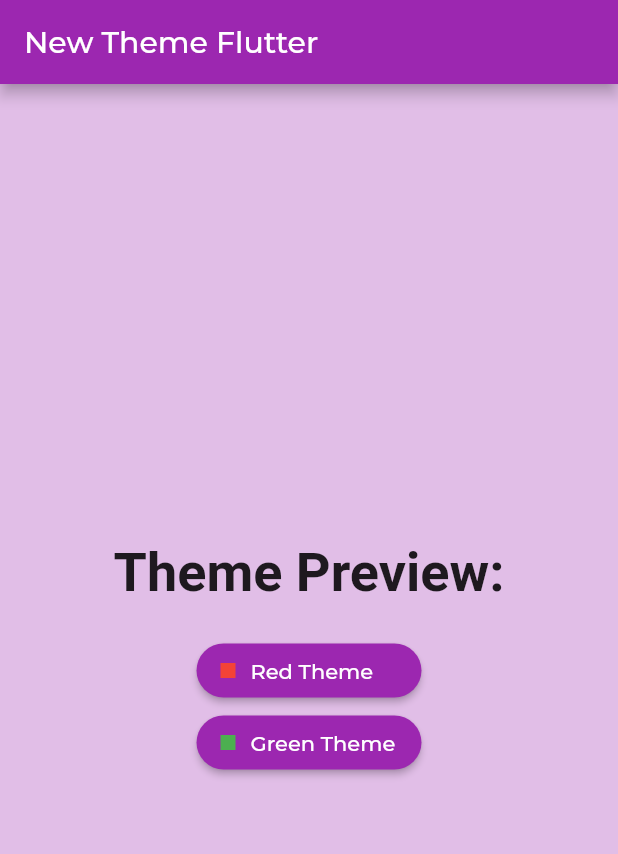
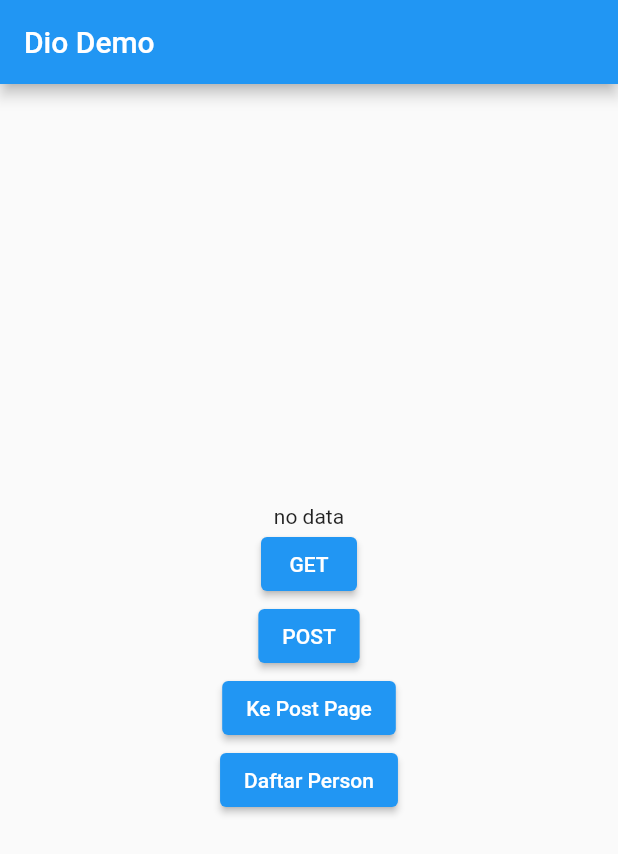
Before and after one commit to ramenbois/flutter-chapter-2, a Flutter app: the screen it shows after launch, on a phone screen of 412 x 824 dp. Shown: the top 854 px of the screen. Run offline on Flutter 3.47's test engine with Material 2 defaults, Android fonts, the phone set to English and light mode, and no system bars; our stand-ins replace dio.

Commit message:
dio finish

```diff
--- /dev/null
+++ b/lib/list_person_page.dart
@@ -0,0 +1,32 @@
+import 'package:flutter/material.dart';
+
+import 'person.dart';
+import 'person_card.dart';
+
+class ListPersonPae extends StatelessWidget {
+  const ListPersonPae({Key? key}) : super(key: key);
+
+  @override
+  Widget build(BuildContext context) {
+    return Scaffold(
+      body: FutureBuilder<List<Person?>>(
+        builder: (context, snapshot) {
+          if (snapshot.hasData) {
+            List<Person?>? persons = snapshot.data;
+
+            return SingleChildScrollView(
+              child: Column(
+                children: persons!
+                    .map((person) => PersonCard(
+                          person: person!,
+                        ))
+                    .toList(),
+              ),
+            );
+          }
+          return const Center(child: CircularProgressIndicator());
+        },
+      ),
+    );
+  }
+}
--- a/lib/main.dart
+++ b/lib/main.dart
@@ -1,7 +1,6 @@
 import 'package:flutter/material.dart';
-import 'package:google_fonts/google_fonts.dart';
 
-import 'preview_page.dart';
+import 'main_page.dart';
 
 void main() {
   runApp(const MyApp());
@@ -12,112 +11,9 @@ class MyApp extends StatelessWidget {
 
   @override
   Widget build(BuildContext context) {
-    return MaterialApp(
-      title: 'Flutter Demo',
-      theme: ThemeData(
-        primarySwatch: Colors.purple,
-        scaffoldBackgroundColor: Colors.purple.shade100,
-        textTheme: GoogleFonts.montserratTextTheme().copyWith(
-          bodyText2: const TextStyle(
-            fontSize: 36,
-            fontWeight: FontWeight.bold,
-          ),
-        ),
-        elevatedButtonTheme: ElevatedButtonThemeData(
-          style: ButtonStyle(
-            shape: MaterialStateProperty.all(const StadiumBorder()),
-          ),
-        ),
-      ),
-      home: const MainPage(),
+    return const MaterialApp(
+      debugShowCheckedModeBanner: false,
+      home: MainPage(),
     );
   }
 }
-
-class MainPage extends StatelessWidget {
-  const MainPage({Key? key}) : super(key: key);
-
-  void _moveToPreviewPage(BuildContext context, ThemeData themeData) {
-    Navigator.of(context).push(MaterialPageRoute(
-      builder: (context) => PreviewPage(
-        themeData: themeData,
-      ),
-    ));
-  }
-
-  @override
-  Widget build(BuildContext context) {
-    return Scaffold(
-      appBar: AppBar(
-        title: const Text('New Theme Flutter'),
-      ),
-      body: Center(
-        child: Column(
-          mainAxisAlignment: MainAxisAlignment.center,
-          children: [
-            const Text('Theme Preview:'),
-            const SizedBox(height: 20),
-            SizedBox(
-              width: 150,
-              child: ElevatedButton(
-                onPressed: () => _moveToPreviewPage(
-                    context,
-                    ThemeData(
-                      primarySwatch: Colors.red,
-                      scaffoldBackgroundColor: Colors.pink.shade100,
-                    )),
-                child: Row(
-                  children: [
-                    Container(
-                      height: 10,
-                      width: 10,
-                      color: Colors.red,
-                    ),
-                    const SizedBox(width: 10),
-                    const Text('Red Theme'),
-                  ],
-                ),
-              ),
-            ),
-            SizedBox(
-              width: 150,
-              child: ElevatedButton(
-                onPressed: () => _moveToPreviewPage(
-                    context,
-                    ThemeData(
-                      primarySwatch: Colors.green,
-                      scaffoldBackgroundColor: Colors.lime.shade100,
-                      elevatedButtonTheme: ElevatedButtonThemeData(
-                        style: ButtonStyle(
-                          backgroundColor: MaterialStateProperty.all(
-                            Colors.indigo.shade400,
-                          ),
-                          shape: MaterialStateProperty.all(
-                            const BeveledRectangleBorder(
-                              borderRadius: BorderRadius.all(
-                                Radius.circular(10),
-                              ),
-                            ),
-                          ),
-                        ),
-                      ),
-                    )),
-                child: Row(
-                  children: [
-                    Container(
-                      height: 10,
-                      width: 10,
-                      color: Colors.green,
-                    ),
-                    const SizedBox(width: 10),
-                    const Text('Green Theme'),
-                  ],
-                ),
-              ),
-            ),
-          ],
-        ),
-      ),
-    );
-  }
-}
--- /dev/null
+++ b/lib/main_page.dart
@@ -0,0 +1,75 @@
+import 'package:flutter/material.dart';
+import 'package:flutter_chapter_2/person_card.dart';
+
+import 'list_person_page.dart';
+import 'person.dart';
+import 'post_page.dart';
+import 'services.dart';
+
+class MainPage extends StatefulWidget {
+  const MainPage({Key? key}) : super(key: key);
+
+  @override
+  State<MainPage> createState() => _MainPageState();
+}
+
+class _MainPageState extends State<MainPage> {
+  Person? person;
+
+  @override
+  Widget build(BuildContext context) {
+    return Scaffold(
+      appBar: AppBar(
+        title: const Text('Dio Demo'),
+      ),
+      body: Center(
+        child: Column(
+          mainAxisAlignment: MainAxisAlignment.center,
+          children: [
+            person != null
+                ? PersonCard(person: person!)
+                : const Text('no data'),
+            ElevatedButton(
+                onPressed: () async {
+                  Person? result = await Services.getUserById(2);
+
+                  if (result != null) {
+                    setState(() {
+                      person = result;
+                    });
+                  }
+                },
+                child: const Text('GET')),
+            ElevatedButton(
+                onPressed: () async {
+                  Person? result = await Services.createUser(
+                    'John',
+                    'Doe',
+                    'johndoe@gmail.com',
+                  );
+
+                  if (result != null) {
+                    setState(() {
+                      person = result;
+                    });
+                  }
+                },
+                child: const Text('POST')),
+            ElevatedButton(
+              onPressed: () => Navigator.of(context).push(MaterialPageRoute(
+                builder: (context) => const PostPage(),
+              )),
+              child: const Text('Ke Post Page'),
+            ),
+            ElevatedButton(
+              onPressed: () => Navigator.of(context).push(MaterialPageRoute(
+                builder: (context) => const ListPersonPae(),
+              )),
+              child: const Text('Daftar Person'),
+            ),
+          ],
+        ),
+      ),
+    );
+  }
+}
--- /dev/null
+++ b/lib/person.dart
@@ -0,0 +1,11 @@
+class Person {
+  int id;
+  String name;
+  String email;
+
+  Person({
+    required this.id,
+    required this.name,
+    required this.email,
+  });
+}
--- /dev/null
+++ b/lib/person_card.dart
@@ -0,0 +1,31 @@
+import 'package:flutter/material.dart';
+
+import 'person.dart';
+
+class PersonCard extends StatelessWidget {
+  final Person person;
+
+  const PersonCard({Key? key, required this.person}) : super(key: key);
+
+  @override
+  Widget build(BuildContext context) {
+    return Card(
+      child: ListTile(
+        leading: Text('ID: ${person.id}'),
+        title: Text(
+          'Nama: ${person.name}',
+          style: const TextStyle(
+            fontSize: 24,
+            fontWeight: FontWeight.bold,
+          ),
+        ),
+        subtitle: Text(
+          'Email: ${person.email}',
+          style: const TextStyle(
+            color: Colors.grey,
+          ),
+        ),
+      ),
+    );
+  }
+}
--- /dev/null
+++ b/lib/post.dart
@@ -0,0 +1,22 @@
+class Post {
+  int userId;
+  int id;
+  String title;
+  String body;
+
+  Post({
+    required this.userId,
+    required this.id,
+    required this.title,
+    required this.body,
+  });
+
+  factory Post.fromJson(Map<String, dynamic> json) {
+    return Post(
+      userId: json['userId'],
+      id: json['id'],
+      title: json['title'],
+      body: json['body'],
+    );
+  }
+}
--- /dev/null
+++ b/lib/post_card.dart
@@ -0,0 +1,30 @@
+import 'package:flutter/material.dart';
+
+import 'post.dart';
+
+class PostCard extends StatelessWidget {
+  final Post post;
+
+  const PostCard({Key? key, required this.post}) : super(key: key);
+
+  @override
+  Widget build(BuildContext context) {
+    return Card(
+      child: ListTile(
+        title: Text(
+          post.title,
+          style: const TextStyle(
+            fontSize: 24,
+            fontWeight: FontWeight.bold,
+          ),
+        ),
+        subtitle: Text(
+          post.body,
+          style: const TextStyle(
+            color: Colors.grey,
+          ),
+        ),
+      ),
+    );
+  }
+}
--- a/lib/preview_page.dart
+++ /dev/null
@@ -1,25 +0,0 @@
-import 'package:flutter/material.dart';
-
-class PreviewPage extends StatelessWidget {
-  final ThemeData? themeData;
-
-  const PreviewPage({Key? key, this.themeData}) : super(key: key);
-
-  @override
-  Widget build(BuildContext context) {
-    return Theme(
-      data: themeData ?? Theme.of(context),
-      child: Scaffold(
-        appBar: AppBar(
-          title: const Text('Preview Page'),
-        ),
-        body: Center(
-          child: ElevatedButton(
-            onPressed: () {},
-            child: const Text('An awesome button!'),
-          ),
-        ),
-      ),
-    );
-  }
-}
--- /dev/null
+++ b/lib/services.dart
@@ -0,0 +1,76 @@
+import 'package:dio/dio.dart';
+
+import 'person.dart';
+import 'post.dart';
+
+abstract class Services {
+  static Future<Person?> getUserById(int id) async {
+    try {
+      var response = await Dio().get('https://reqres.in/api/users/$id');
+
+      if (response.statusCode == 200) {
+        return Person(
+          id: response.data['data']['id'],
+          name: response.data['data']['first_name'] +
+              ' ' +
+              response.data['data']['last_name'],
+          email: response.data['data']['email'],
+        );
+      }
+
+      return null;
+    } catch (e) {
+      throw Exception(e.toString());
+    }
+  }
+
+  static Future<Person?> createUser(
+      String firstName, String lastName, String email) async {
+    try {
+      var response = await Dio().post('https://reqres.in/api/users', data: {
+        'first_name': firstName,
+        'last_name': lastName,
+        'email': email,
+      });
+
+      if (response.statusCode == 201) {
+        return Person(
+          id: int.tryParse(response.data['id'].toString()) ?? 0,
+          name: response.data['first_name'] + ' ' + response.data['last_name'],
+          email: response.data['email'],
+        );
+      }
+      return null;
+    } catch (e) {
+      throw Exception(e.toString());
+    }
+  }
+
+  static Future<List<Person?>?> fetchUsers() async {
+    try {
+      var response = await Dio().get('https://reqres.in/api/users?page=2');
+
+      if (response.statusCode == 200) {
+        List data = response.data['data'];
+        List<Person?> persons = data
+            .map((personData) => Person(
+                id: personData['id'],
+                name: personData['first_name'] + ' ' + personData['last_name'],
+                email: personData['email']))
+            .toList();
+        return persons;
+      }
+      return null;
+    } catch (e) {
+      throw Exception(e.toString());
+    }
+  }
+
+  static Future<List<Post?>> fetchPost() async {
+    Response response =
+        await Dio().get('https://jsonplaceholder.typicode.com/posts');
+    List data = response.data;
+    List<Post> posts = data.map((e) => Post.fromJson(e)).toList();
+    return posts;
+  }
+}
--- a/pubspec.yaml
+++ b/pubspec.yaml
@@ -34,7 +34,7 @@ dependencies:
   # The following adds the Cupertino Icons font to your application.
   # Use with the CupertinoIcons class for iOS style icons.
   cupertino_icons: ^1.0.2
-  google_fonts: ^3.0.1
+  dio: ^4.0.6
 
 dev_dependencies:
   flutter_test:
```
Also changed, not shown: lib/post_page.dart (added, +34 -0 lines), pubspec.lock.
